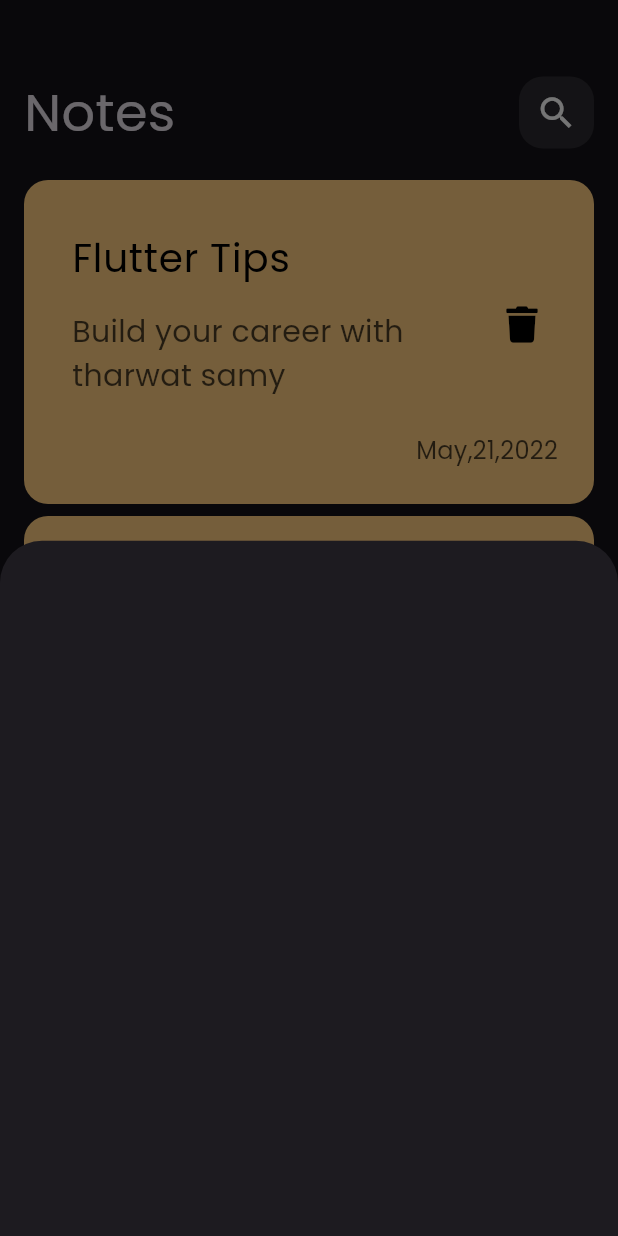
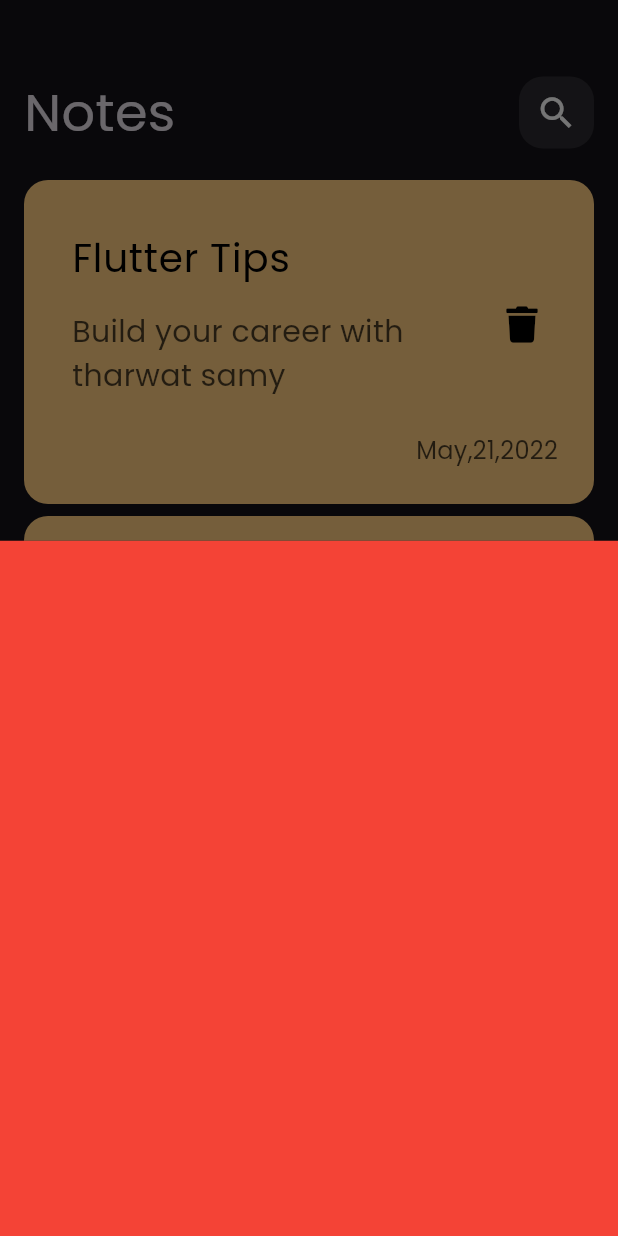
Before and after one commit to lobnanady2002/notes_app, a Flutter app: the screen it shows after launch, after a tap on the "add" icon, on a phone screen of 412 x 824 dp. Run offline on Flutter 3.47's test engine with Material 3 defaults, Android fonts, the phone set to English and light mode, and no system bars; our stand-ins replace font_awesome_flutter.

Commit message:
add border radius to bottom sheet

```diff
--- a/lib/views/notes_view.dart
+++ b/lib/views/notes_view.dart
@@ -11,12 +11,13 @@ class NotesView extends StatelessWidget {
       floatingActionButton: FloatingActionButton(
         onPressed: (){
           showModalBottomSheet(
+            shape: RoundedRectangleBorder(
+              borderRadius: BorderRadius.circular(16)
+            ),
               context: context,
               builder: (context){
                 return AddNoteBottomSheet();
               });
-
-
         },
         backgroundColor: Colors.cyanAccent,
         shape: const CircleBorder(),
--- a/lib/widgets/add_note_bottom_sheet.dart
+++ b/lib/widgets/add_note_bottom_sheet.dart
@@ -4,6 +4,8 @@ class AddNoteBottomSheet extends StatelessWidget {
 
   @override
   Widget build(BuildContext context) {
-    return Container();
+    return Container(
+      color: Colors.red,
+    );
   }
 }
```
